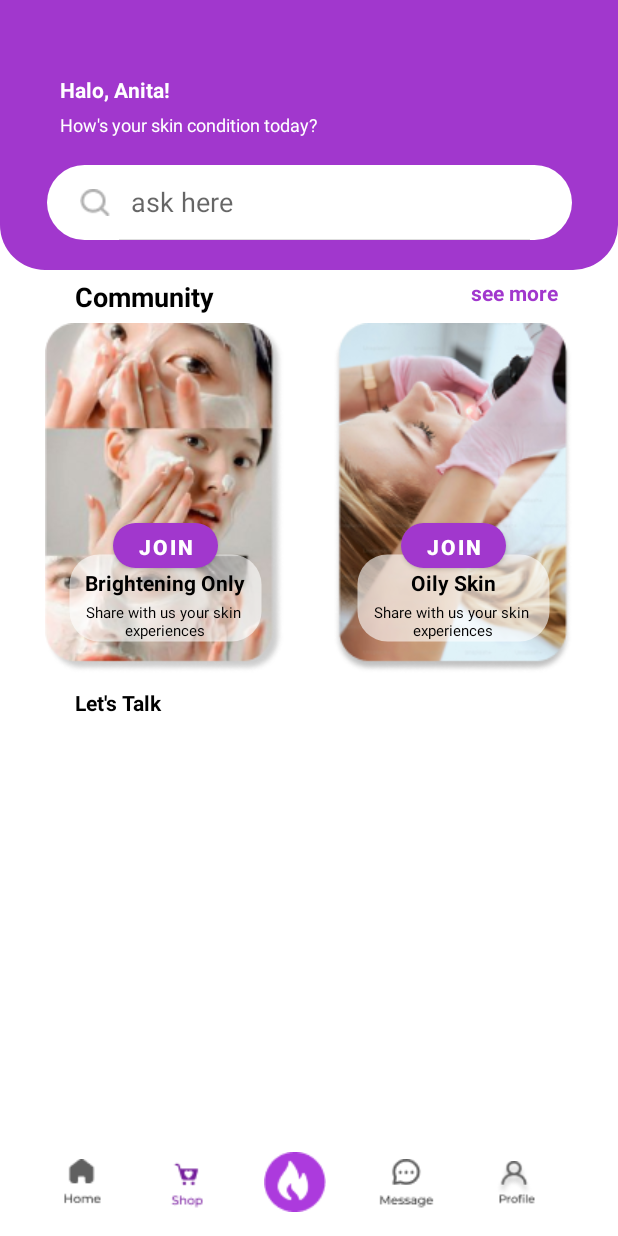
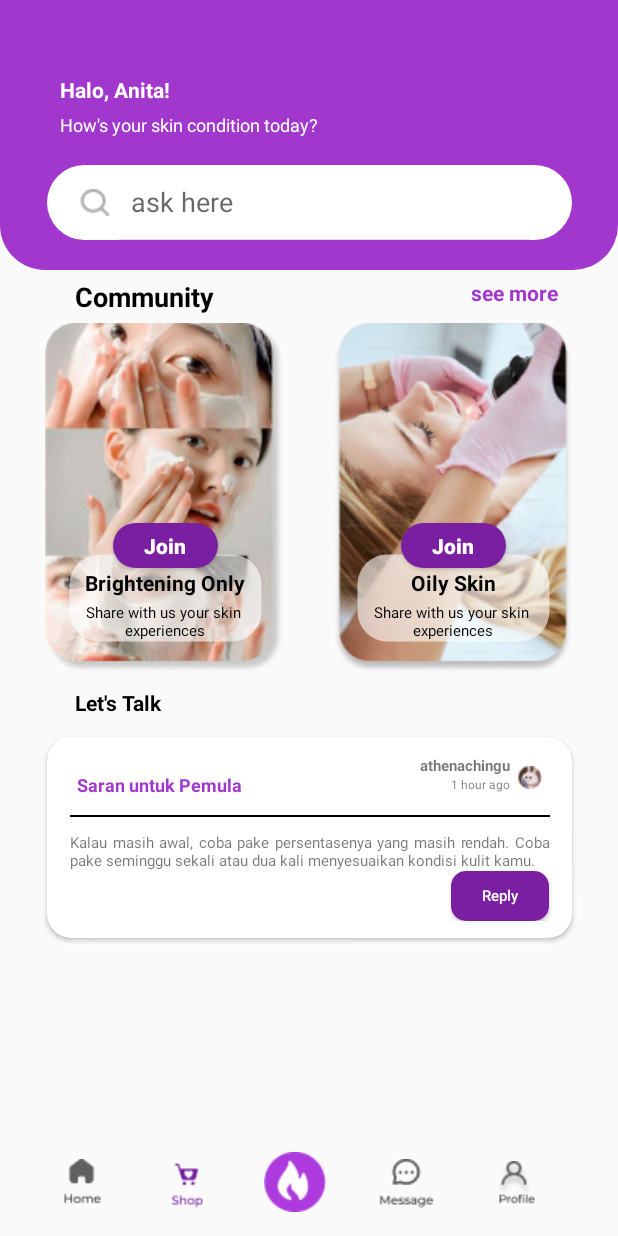
Before and after one commit to RITabayuni/GlowGenie, an Android app: the screen it shows after launch (Community1), on a phone screen of 412 x 824 dp. Run offline under Robolectric (Android 15) with nearby library versions, the phone set to English and light mode, and no system bars.

Commit message:
COMMUNITY 1

```diff
--- /dev/null
+++ b/app/src/main/res/drawable/bg_btn_reply.xml
@@ -0,0 +1,7 @@
+<?xml version="1.0" encoding="utf-8"?>
+<shape xmlns:android="http://schemas.android.com/apk/res/android">
+    <solid
+        android:color="#7B1FA2"/>
+    <corners
+        android:radius="10dp"/>
+</shape>
--- a/app/src/main/res/layout/activity_community1.xml
+++ b/app/src/main/res/layout/activity_community1.xml
@@ -124,6 +124,8 @@
         android:padding="0dp"
         android:background="@drawable/bg_join"
         android:textStyle="bold"
+        android:textAllCaps="false"
+        android:textColor="@color/white"
         android:layout_marginBottom="50dp"
         app:layout_constraintBottom_toBottomOf="@+id/descCommunity"
         app:layout_constraintStart_toStartOf="@+id/ivCommunity1"
@@ -172,6 +174,8 @@
         android:padding="0dp"
         android:background="@drawable/bg_join"
         android:textStyle="bold"
+        android:textAllCaps="false"
+        android:textColor="@color/white"
         android:layout_marginBottom="50dp"
         app:layout_constraintBottom_toBottomOf="@+id/descCommunity2"
         app:layout_constraintStart_toStartOf="@+id/ivCommunity2"
@@ -214,21 +218,127 @@
         app:layout_constraintStart_toStartOf="parent"/>
 
 
-<androidx.recyclerview.widget.RecyclerView
-    android:id="@+id/recyclerview"
+    <androidx.cardview.widget.CardView
+        android:layout_width="wrap_content"
+        android:layout_height="150dp"
+        android:layout_marginTop="5dp"
+        android:id="@+id/communityCard"
+        android:elevation="8dp"
+        app:cardCornerRadius="16dp"
+        app:cardUseCompatPadding="true"
+        app:layout_constraintTop_toBottomOf="@+id/talk"
+        app:layout_constraintStart_toStartOf="parent"
+        app:layout_constraintEnd_toEndOf="parent">
+
+        <LinearLayout
+            android:layout_width="350dp"
+            android:layout_height="match_parent"
+            android:orientation="vertical"
+            android:weightSum="6">
+
+            <androidx.constraintlayout.widget.ConstraintLayout
+                android:layout_width="match_parent"
+                android:layout_height="0dp"
+                android:id="@+id/commentCommunity1"
+                android:layout_weight="5">
+
+                <TextView
+                    android:id="@+id/judulContent1"
                     android:layout_width="wrap_content"
                     android:layout_height="wrap_content"
-    app:layout_constraintTop_toBottomOf="@+id/talk"
-    app:layout_constraintStart_toStartOf="@id/talk"
-    android:layout_marginTop="8dp"
-    android:scrollbars="vertical">
+                    android:text="Saran untuk Pemula"
+                    android:textStyle="bold"
+                    android:textColor="@color/UnguGenie"
+                    android:textSize="12sp"
+                    android:layout_marginStart="20dp"
+                    android:layout_marginTop="10dp"
+                    app:layout_constraintTop_toTopOf="parent"
+                    app:layout_constraintBottom_toBottomOf="parent"
+                    app:layout_constraintStart_toStartOf="parent"/>
+
+                <ImageView
+                    android:id="@+id/profileDiscuss"
+                    android:layout_width="wrap_content"
+                    android:layout_height="wrap_content"
+                    android:layout_marginEnd="20dp"
+                    android:src="@drawable/profile_com"
+                    app:layout_constraintTop_toTopOf="parent"
+                    app:layout_constraintBottom_toBottomOf="parent"
+                    app:layout_constraintEnd_toEndOf="parent"/>
+
+                <TextView
+                    android:id="@+id/user"
+                    android:layout_width="wrap_content"
+                    android:layout_height="wrap_content"
+                    android:text="athenachingu"
+                    android:textStyle="bold"
+                    android:textSize="10sp"
+                    android:layout_marginTop="12dp"
+                    android:layout_marginEnd="5dp"
+                    app:layout_constraintTop_toTopOf="parent"
+                    app:layout_constraintEnd_toStartOf="@+id/profileDiscuss"/>
+
+                <TextView
+                    android:id="@+id/uploadTime"
+                    android:layout_width="wrap_content"
+                    android:layout_height="wrap_content"
+                    android:text="1 hour ago"
+                    android:textSize="8sp"
+                    android:layout_marginEnd="5dp"
+                    app:layout_constraintTop_toBottomOf="@id/user"
+                    app:layout_constraintEnd_toStartOf="@+id/profileDiscuss"/>
+
+                <View
+                    android:id="@+id/line"
+                    android:layout_width="320dp"
+                    android:layout_height="1dp"
+                    android:background="@color/black"
+                    app:layout_constraintBottom_toBottomOf="parent"
+                    app:layout_constraintEnd_toEndOf="parent"
+                    app:layout_constraintStart_toStartOf="parent"/>
+
+            </androidx.constraintlayout.widget.ConstraintLayout>
+
+            <androidx.constraintlayout.widget.ConstraintLayout
+                android:id="@+id/discuss"
+                android:layout_width="match_parent"
+                android:layout_height="wrap_content">
+
+                <TextView
+                    android:id="@+id/comment"
+                    android:layout_width="320dp"
+                    android:layout_height="wrap_content"
+                    android:layout_marginTop="10dp"
+                    android:text="Kalau masih awal, coba pake persentasenya yang masih rendah. Coba pake seminggu sekali atau dua kali menyesuaikan kondisi kulit kamu."
+                    android:textSize="10sp"
+                    android:justificationMode="inter_word"
+                    app:layout_constraintTop_toTopOf="parent"
+                    app:layout_constraintEnd_toEndOf="parent"
+                    app:layout_constraintStart_toStartOf="parent"/>
 
 
-</androidx.recyclerview.widget.RecyclerView>
-    <include
-        layout="@layout/navbar1"/>
+                <Button
+                    android:id="@+id/btnReply"
+                    android:layout_width="65dp"
+                    android:layout_height="33dp"
+                    android:text="Reply"
+                    android:textSize="10sp"
 
-
+                    android:textAllCaps="false"
+                    android:textColor="@color/white"
+                    android:layout_marginEnd="15dp"
+                    android:background="@drawable/bg_btn_reply"
+                    app:layout_constraintTop_toBottomOf="@+id/comment"
+                    app:layout_constraintEnd_toEndOf="parent"/>
 
 
             </androidx.constraintlayout.widget.ConstraintLayout>
+
+        </LinearLayout>
+    </androidx.cardview.widget.CardView>
+
+    <include
+        layout="@layout/navbar1"
+        app:layout_constraintBottom_toBottomOf="parent" />
+
+</androidx.constraintlayout.widget.ConstraintLayout>
--- a/app/src/main/res/layout/recycler_item.xml
+++ /dev/null
@@ -1,39 +0,0 @@
-<?xml version="1.0" encoding="utf-8"?>
-<LinearLayout xmlns:android="http://schemas.android.com/apk/res/android"
-    android:orientation="vertical"
-android:gravity="center" android:layout_width="match_parent"
-android:background="@drawable/bg_discuss" android:layout_height="wrap_content"
-    xmlns:app="http://schemas.android.com/apk/res-auto">
-
-    <androidx.cardview.widget.CardView
-        android:layout_width="wrap_content"
-        android:layout_height="150dp"
-        android:id="@+id/communityCard"
-        android:elevation="8dp"
-        app:cardCornerRadius="16dp"
-        app:cardUseCompatPadding="true">
-
-        <LinearLayout
-         android:layout_width="300dp"
-            android:layout_height="match_parent"
-            android:orientation="vertical"
-            android:weightSum="5.5">
-
-            <View
-                android:id="@+id/commentCommunity1"
-                android:layout_width="wrap_content"
-                android:layout_height="0dp"
-                android:layout_weight="2"
-                android:scaleType="centerCrop"
-                android:src="@drawable/bg_discuss"/>
-
-                <LinearLayout
-                    android:layout_width="match_parent"
-                    android:layout_height="wrap_content"
-                    android:background="@android:color/darker_gray">
-
-                </LinearLayout>
-        </LinearLayout>
-    </androidx.cardview.widget.CardView>
-
-</LinearLayout>
--- a/app/src/main/res/values/themes.xml
+++ b/app/src/main/res/values/themes.xml
@@ -1,6 +1,6 @@
 <resources xmlns:tools="http://schemas.android.com/tools">
     <!-- Base application theme. -->
-    <style name="Base.Theme.GlowGenie" parent="Theme.MaterialComponents.DayNight.NoActionBar">
+    <style name="Base.Theme.GlowGenie" parent="Theme.AppCompat.DayNight.NoActionBar">
         <!-- Customize your light theme here. -->
          <item name="colorPrimary">@color/UnguGenie</item>
         <item name="colorPrimaryVariant">@color/buttonCommunity</item>
--- a/gradle.properties
+++ b/gradle.properties
@@ -19,3 +19,4 @@ android.useAndroidX=true
 # resources declared in the library itself and none from the library's dependencies,
 # thereby reducing the size of the R class for that library
 android.nonTransitiveRClass=true
+org.gradle.configuration-cache=true
```
Also changed, not shown: app/src/main/res/drawable/line.png (added), app/src/main/res/drawable/profile_com.png (added), app/src/main/res/drawable/profile_discuss.png (added). Lines whose indentation alone changed are shown as unchanged.
